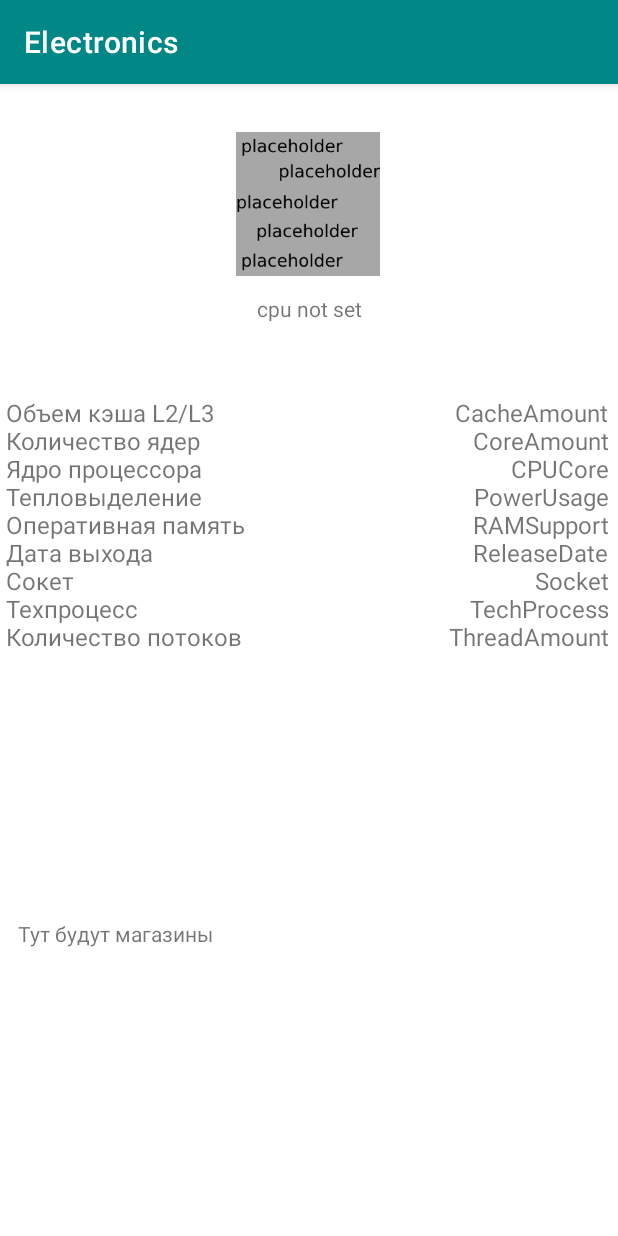
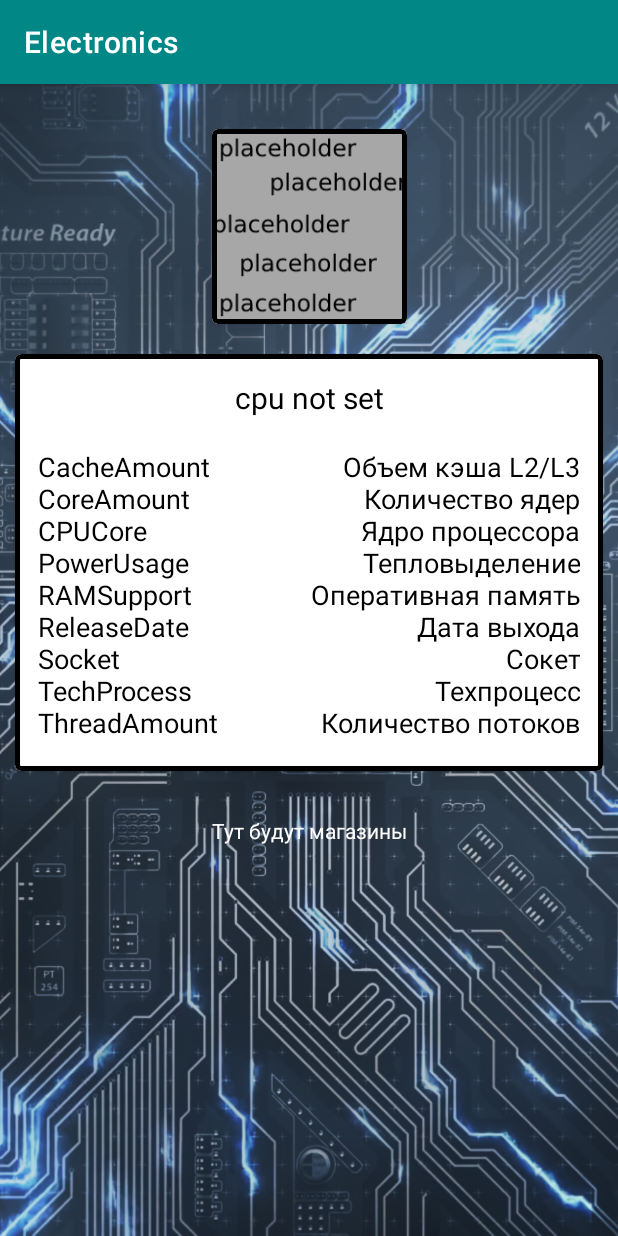
Before and after one commit to Misha-Mayskiy/Electronics-Catalog, an Android app: the CpuDescription screen opened directly, with no data from a screen before it, on a phone screen of 412 x 824 dp. Run offline under Robolectric (Android 15) with nearby library versions, the light colour scheme and no system bars; our stand-ins replace Firebase (no records; nobody signed in at launch, a user with empty details on screens opened directly).

Commit message:
updated design

```diff
--- a/app/build.gradle
+++ b/app/build.gradle
@@ -43,4 +43,5 @@ dependencies {
     implementation 'androidx.appcompat:appcompat:1.4.1'
     implementation 'com.google.firebase:firebase-firestore:24.1.2'
     implementation 'com.google.android.material:material:1.6.0'
+    implementation 'com.android.support:cardview-v7:28.0.0'
 }
--- a/app/src/main/res/drawable/side_nav_bar.xml
+++ b/app/src/main/res/drawable-v24/gradient_bg.xml
@@ -2,8 +2,8 @@
     android:shape="rectangle">
     <gradient
         android:angle="135"
-        android:centerColor="#009688"
-        android:endColor="#00695C"
-        android:startColor="#6A8A87"
+        android:centerColor="#3DD5A8"
+        android:startColor="#0099C0"
+        android:endColor="#3DD5A8"
         android:type="linear" />
 </shape>
--- a/app/src/main/res/layout/cpu_description.xml
+++ b/app/src/main/res/layout/cpu_description.xml
@@ -7,58 +7,105 @@
     tools:context="com.school.electronics.ui.all.CpuDescription">
 
     <ImageView
-        android:id="@+id/cpuimg"
-        android:layout_width="105dp"
-        android:layout_height="96dp"
-        android:layout_marginTop="32dp"
+        android:id="@+id/imageView6"
+        android:layout_width="wrap_content"
+        android:layout_height="wrap_content"
+        app:layout_constraintBottom_toBottomOf="parent"
         app:layout_constraintEnd_toEndOf="parent"
-        app:layout_constraintHorizontal_bias="0.498"
         app:layout_constraintStart_toStartOf="parent"
         app:layout_constraintTop_toTopOf="parent"
-        app:srcCompat="@drawable/placeholder" />
+        app:srcCompat="@drawable/cpu_background"
+        android:scaleType="centerCrop"/>
+
+    <com.google.android.material.card.MaterialCardView
+        android:id="@+id/cardView2"
+        android:layout_width="0dp"
+        android:layout_height="wrap_content"
+        android:layout_marginStart="10dp"
+        android:layout_marginTop="20dp"
+        android:layout_marginEnd="10dp"
+        app:cardCornerRadius="4dp"
+        app:layout_constraintEnd_toEndOf="parent"
+        app:layout_constraintStart_toStartOf="parent"
+        app:layout_constraintTop_toBottomOf="@+id/cardView"
+        app:strokeColor="@color/black"
+        app:strokeWidth="3dp">
+
+        <androidx.constraintlayout.widget.ConstraintLayout
+            android:layout_width="match_parent"
+            android:layout_height="match_parent"
+            tools:context="com.school.electronics.ui.all.CpuDescription">
 
             <TextView
                 android:id="@+id/textView5"
                 android:layout_width="wrap_content"
                 android:layout_height="wrap_content"
-        android:layout_marginStart="4dp"
-        android:layout_marginTop="80dp"
+                android:layout_marginEnd="15dp"
                 android:text="Объем кэша L2/L3\nКоличество ядер\nЯдро процессора\nТепловыделение\nОперативная память\nДата выхода\nСокет\nТехпроцесс\nКоличество потоков"
-        android:textSize="16sp"
-        app:layout_constraintStart_toStartOf="parent"
-        app:layout_constraintTop_toBottomOf="@+id/cpuimg" />
+                android:textAlignment="textEnd"
+                android:textColor="#000000"
+                android:textSize="18sp"
+                app:layout_constraintEnd_toEndOf="parent"
+                app:layout_constraintTop_toTopOf="@+id/cpuinfo" />
 
             <TextView
                 android:id="@+id/cpuinfo"
                 android:layout_width="wrap_content"
                 android:layout_height="wrap_content"
-        android:layout_marginStart="20dp"
+                android:layout_marginStart="15dp"
+                android:layout_marginTop="20dp"
+                android:layout_marginBottom="20dp"
                 android:text="CacheAmount\nCoreAmount\nCPUCore\nPowerUsage\nRAMSupport\nReleaseDate\nSocket\nTechProcess\nThreadAmount"
-        android:textAlignment="textEnd"
-        android:textSize="16sp"
+                android:textColor="#000000"
+                android:textSize="18sp"
+                app:layout_constraintBottom_toBottomOf="parent"
+                app:layout_constraintStart_toStartOf="parent"
+                app:layout_constraintTop_toBottomOf="@+id/cpuname" />
+
+            <TextView
+                android:id="@+id/cpuname"
+                android:layout_width="wrap_content"
+                android:layout_height="wrap_content"
+                android:layout_marginTop="15dp"
+                android:text="CPU_NAME"
+                android:textColor="#000000"
+                android:textSize="20sp"
                 app:layout_constraintEnd_toEndOf="parent"
-        app:layout_constraintHorizontal_bias="0.944"
-        app:layout_constraintStart_toEndOf="@+id/textView5"
-        app:layout_constraintTop_toTopOf="@+id/textView5" />
+                app:layout_constraintStart_toStartOf="parent"
+                app:layout_constraintTop_toTopOf="parent" />
+
+        </androidx.constraintlayout.widget.ConstraintLayout>
+
+    </com.google.android.material.card.MaterialCardView>
+
+    <com.google.android.material.card.MaterialCardView
+        android:id="@+id/cardView"
+        android:layout_width="wrap_content"
+        android:layout_height="wrap_content"
+        android:layout_marginTop="30dp"
+        app:cardCornerRadius="4dp"
+        app:layout_constraintEnd_toEndOf="parent"
+        app:layout_constraintStart_toStartOf="parent"
+        app:layout_constraintTop_toTopOf="parent"
+        app:strokeColor="@color/black"
+        app:strokeWidth="3dp">
+
+        <ImageView
+            android:id="@+id/cpuimg"
+            android:layout_width="130dp"
+            android:layout_height="130dp"
+            app:srcCompat="@drawable/placeholder" />
+    </com.google.android.material.card.MaterialCardView>
 
     <TextView
         android:id="@+id/textView7"
         android:layout_width="wrap_content"
         android:layout_height="wrap_content"
-        android:layout_marginStart="8dp"
-        android:layout_marginBottom="192dp"
+        android:layout_marginTop="30dp"
         android:text="Тут будут магазины"
-        app:layout_constraintBottom_toBottomOf="parent"
-        app:layout_constraintStart_toStartOf="@+id/textView5" />
-
-    <TextView
-        android:id="@+id/cpuname"
-        android:layout_width="wrap_content"
-        android:layout_height="wrap_content"
-        android:layout_marginTop="12dp"
-        android:text="CPU_NAME"
+        android:textColor="#FFFFFF"
         app:layout_constraintEnd_toEndOf="parent"
         app:layout_constraintStart_toStartOf="parent"
-        app:layout_constraintTop_toBottomOf="@+id/cpuimg" />
+        app:layout_constraintTop_toBottomOf="@+id/cardView2" />
 
 </androidx.constraintlayout.widget.ConstraintLayout>
```
Also changed, not shown: app/src/main/res/layout/productcard.xml (+50 -12 lines), app/src/main/res/drawable-nodpi/buds.jpg, app/src/main/res/drawable-v24/cpu_background.png (added), app/src/main/res/drawable-v24/gpu_background.jpg (added), app/src/main/res/drawable-v24/headphones_background.jpg (added), app/src/main/res/drawable-v24/smartphones_background.jpg (added). Lines whose indentation alone changed are shown as unchanged.
